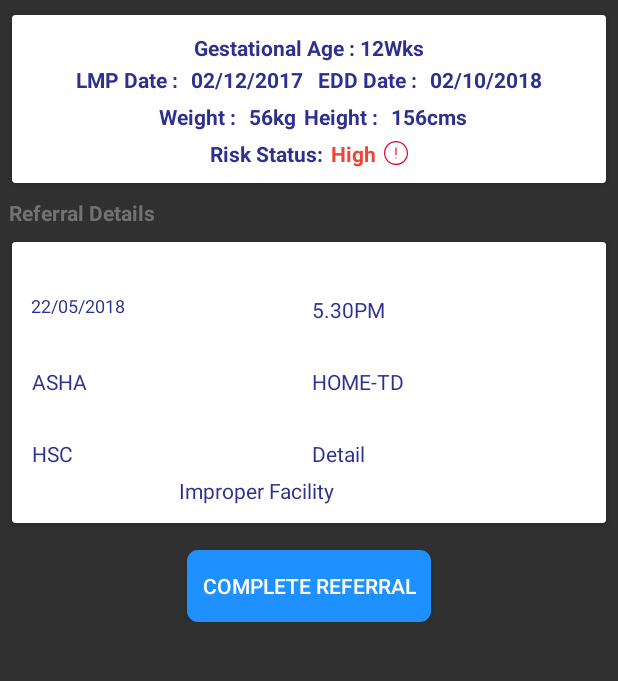
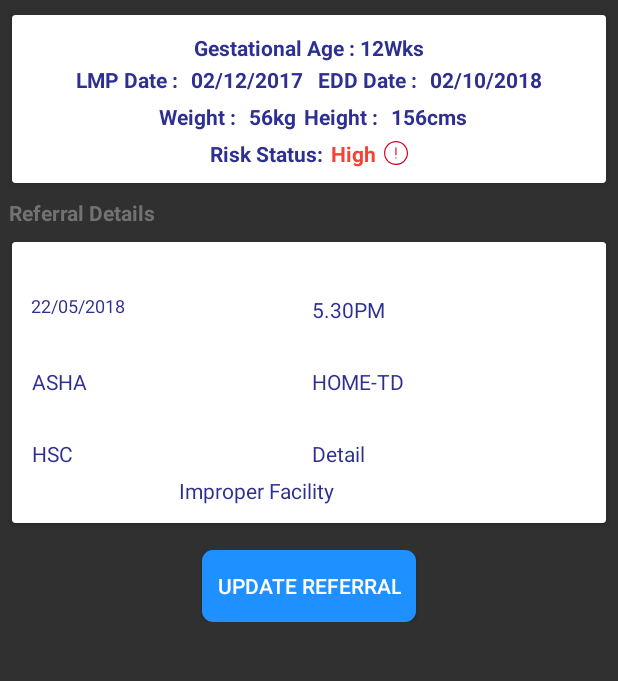
Before and after one commit to sathishlee/MotherApp, an Android app: the layout referral_details.xml on its own in the app's theme, with its tools: preview values and no code run, on a phone screen of 412 x 824 dp, the part 35-716 px from its top. Run offline under Robolectric (Android 15) with nearby library versions, the phone set to English and light mode, and no system bars.

```diff
--- a/app/src/main/res/layout/activity_postnatal_mother_visit.xml
+++ b/app/src/main/res/layout/activity_postnatal_mother_visit.xml
@@ -2,8 +2,8 @@
     xmlns:tools="http://schemas.android.com/tools"
     android:layout_width="match_parent"
     android:layout_height="match_parent"
-    xmlns:app="http://schemas.android.com/apk/res-auto"
-    tools:context="com.unicef.thaimai.motherapp.activity.AddRecords">
+    xmlns:app="http://schemas.android.com/apk/res-auto">
+
     <LinearLayout
         android:layout_width="match_parent"
         android:layout_height="wrap_content"
--- a/app/src/main/res/layout/referral_details.xml
+++ b/app/src/main/res/layout/referral_details.xml
@@ -68,7 +68,7 @@
                 android:layout_gravity="center"
                 android:layout_height="wrap_content"
                 android:padding="10dp"
-                android:text="Complete Referral"/>
+                android:text="Update Referral"/>
 
         </LinearLayout>
 
```
